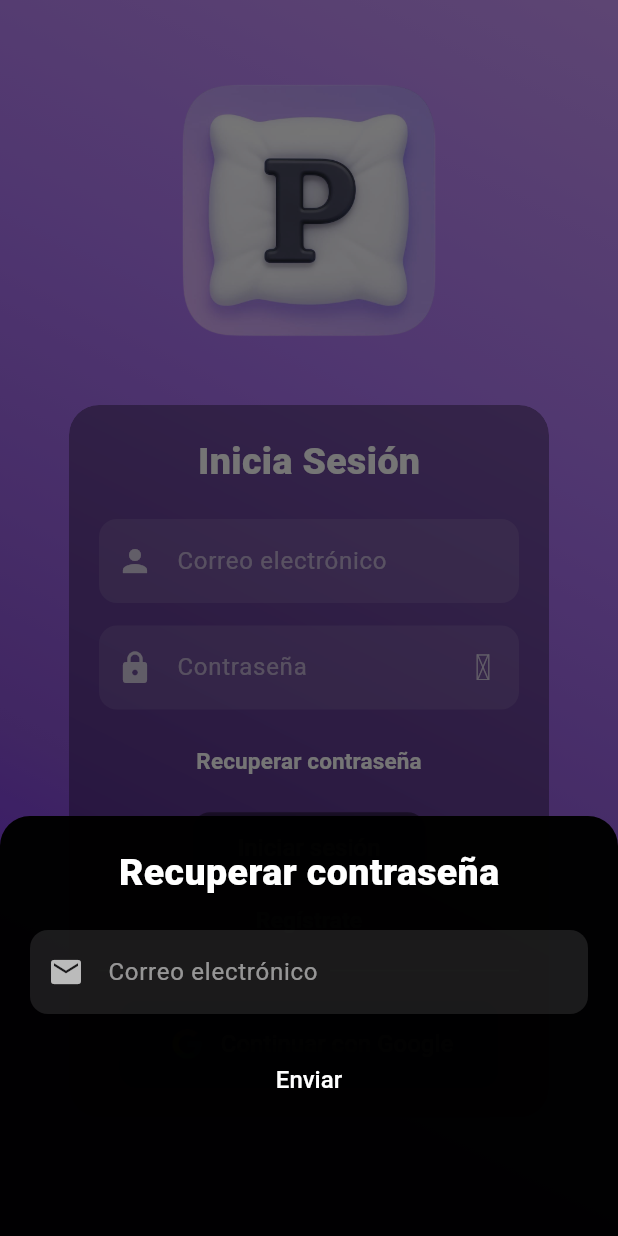
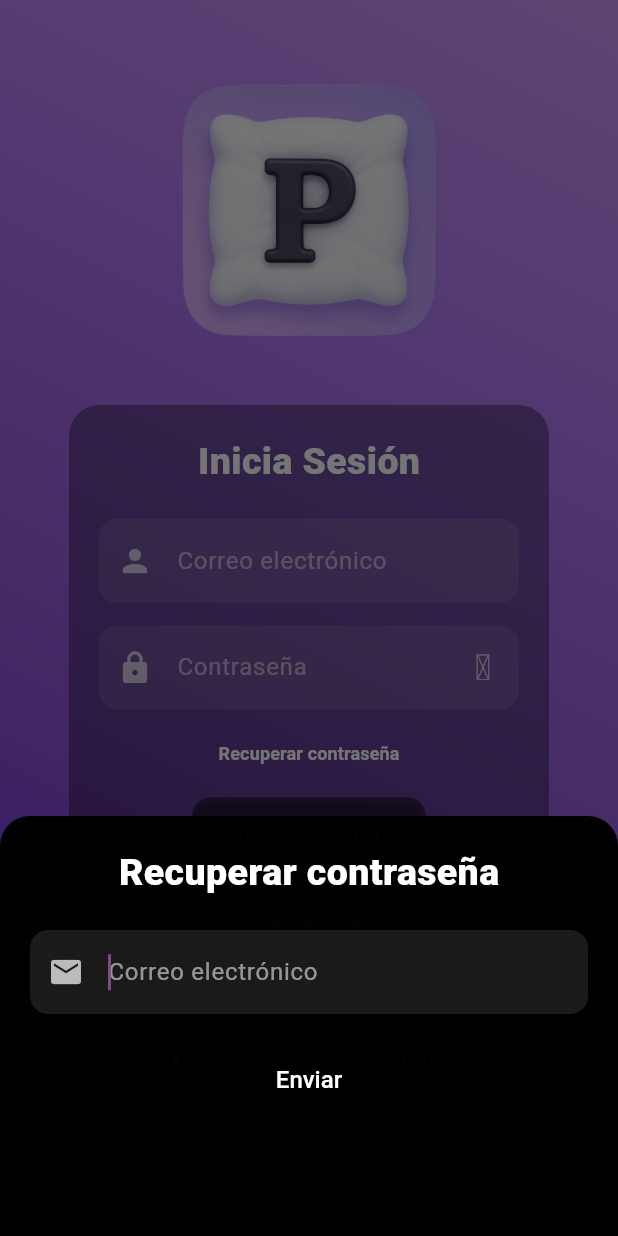
Before and after one commit to Whadyjm/reverie, a Flutter app: the screen it shows after launch, after a tap on "Recuperar contraseña", on a phone screen of 412 x 824 dp. Run offline on Flutter 3.47's test engine with Material 3 defaults, Android fonts, the phone set to English and light mode, and no system bars; our stand-ins replace animate_do, cloud_firestore, custom_rating_bar, easy_date_timeline, firebase_auth, firebase_core and 3 more; accounts and stored records are empty.

Commit message:
mejoras de UI

```diff
--- a/lib/screens/login_screen.dart
+++ b/lib/screens/login_screen.dart
@@ -100,19 +100,19 @@ class _LoginScreenState extends State<LoginScreen> {
                                 obscureText: hidePassword,
                                 controller: passwordController,
                               ),
-                              const SizedBox(height: 10),
+                              const SizedBox(height: 5),
                               TextButton(
                                 onPressed: () async {
                                   forgotPaswordModalSheet(context);
                                 },
                                 child: Text(
                                   'Recuperar contraseña',
-                                  style: RobotoTextStyle.subtitleStyle(
+                                  style: RobotoTextStyle.small2TextStyle(
                                     Colors.white,
                                   ),
                                 ),
                               ),
-                              const SizedBox(height: 10),
+                              const SizedBox(height: 5),
                               isLoading
                                   ? SizedBox(
                                     width: 25,
@@ -158,6 +158,7 @@ class _LoginScreenState extends State<LoginScreen> {
                                       } catch (e) {}
                                     },
                                   ),
+                              const SizedBox(height: 10),
                               TextButton(
                                 onPressed: () {
                                   registerModalSheet(context);
@@ -169,6 +170,7 @@ class _LoginScreenState extends State<LoginScreen> {
                                   ),
                                 ),
                               ),
+                              const SizedBox(height: 10),
                               Row(
                                 mainAxisAlignment: MainAxisAlignment.center,
                                 children: [
@@ -564,6 +566,7 @@ class _LoginScreenState extends State<LoginScreen> {
                   ),
                   const SizedBox(height: 20),
                   CustomTextField(
+                    autofocus: true,
                     hintText: 'Correo electrónico',
                     icon: Icons.email,
                     obscureText: false,
@@ -592,21 +595,17 @@ class _LoginScreenState extends State<LoginScreen> {
                               );
                               Navigator.of(context).pop();
                               ScaffoldMessenger.of(context).showSnackBar(
-                                const SnackBar(
+                                SnackBar(
+                                  backgroundColor: Colors.black.withAlpha(250),
+                                  behavior: SnackBarBehavior.floating,
+                                  shape: RoundedRectangleBorder(
+                                    borderRadius: BorderRadius.circular(12),
+                                  ),
                                   content: Text('Correo de recuperación enviado.'),
                                 ),
                               );
                             } catch (e) {
-                              ScaffoldMessenger.of(context).showSnackBar(
-                                SnackBar(content: Text('Error: ${e.toString()}')),
-                              );
                             }
-                          } else {
-                            ScaffoldMessenger.of(context).showSnackBar(
-                              const SnackBar(
-                                content: Text('Por favor, ingresa un correo válido.'),
-                              ),
-                            );
                           }
                         },
                       ),
--- a/lib/style/text_style.dart
+++ b/lib/style/text_style.dart
@@ -56,6 +56,13 @@ class RobotoTextStyle {
     fontWeight: FontWeight.w600,
   );
 
+  static TextStyle small2TextStyle(Color textColor) => TextStyle(
+    fontFamily: 'roboto',
+    color: textColor,
+    fontSize: 12,
+    fontWeight: FontWeight.w600,
+  );
+
   static TextStyle verySmallTextStyle(Color textColor) => TextStyle(
     fontFamily: 'roboto',
     color: textColor,
--- a/lib/widgets/custom_textfield.dart
+++ b/lib/widgets/custom_textfield.dart
@@ -5,6 +5,7 @@ class CustomTextField extends StatelessWidget {
   final String hintText;
   final IconData icon;
   final bool obscureText;
+  bool? autofocus;
   Widget? suffixIcon;
   TextEditingController controller = TextEditingController();
 
@@ -12,6 +13,7 @@ class CustomTextField extends StatelessWidget {
     required this.hintText,
     required this.icon,
     this.suffixIcon,
+    this.autofocus,
     required this.obscureText,
     required this.controller,
   });
@@ -19,6 +21,7 @@ class CustomTextField extends StatelessWidget {
   @override
   Widget build(BuildContext context) {
     return TextField(
+      autofocus: autofocus ?? false,
       textInputAction: TextInputAction.next,
       controller: controller,
       obscureText: obscureText,
```
